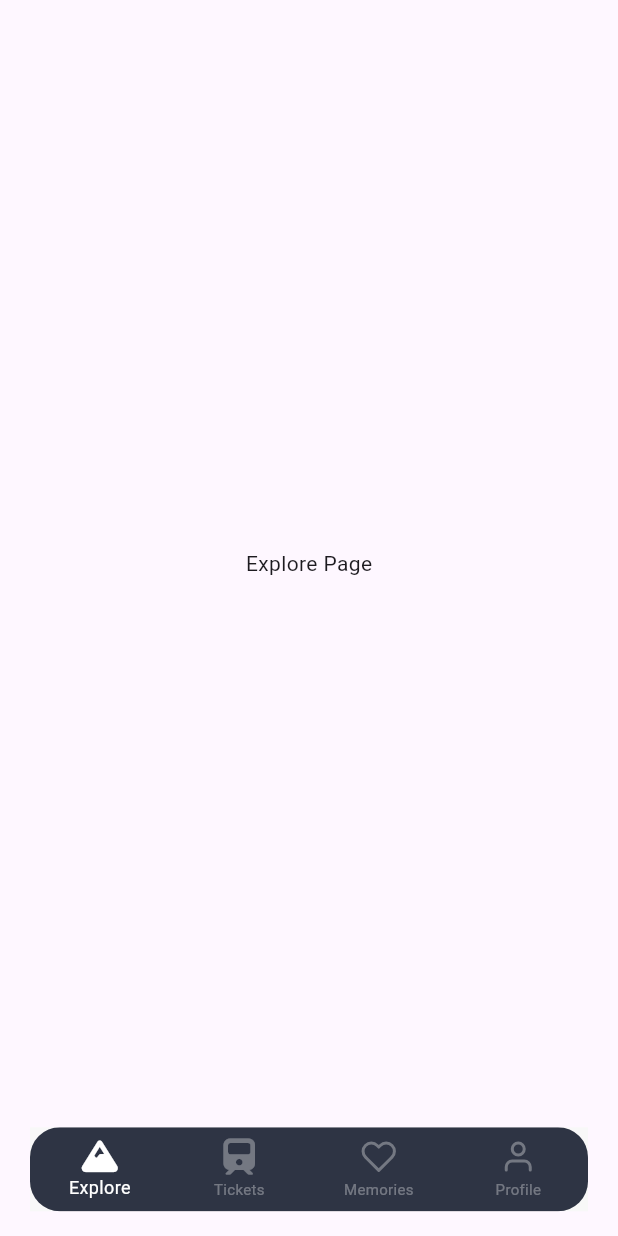
After one commit to Utkarsh4517/nomadic, a Flutter app: the NavBar screen opened directly, on a phone screen of 412 x 824 dp. The commit adds this screen. Run offline on Flutter 3.47's test engine with Material 2 defaults, Android fonts, the phone set to English and light mode, and no system bars; our stand-ins replace appwrite, bloc, feather_icons, flutter_bloc, font_awesome_flutter, google_fonts; statements that could not run were skipped.

Commit message:
created routes, navigation, and basic pages

```diff
--- a/lib/features/auth/repo/auth_repo.dart
+++ b/lib/features/auth/repo/auth_repo.dart
@@ -21,9 +21,9 @@ class AuthServive extends ChangeNotifier {
   // Getter methods
   User get currentUser => _currentUser;
   AuthStatus get status => _status;
-  String? get username => _currentUser?.name;
-  String? get email => _currentUser?.email;
-  String? get userid => _currentUser?.$id;
+  String? get username => _currentUser.name;
+  String? get email => _currentUser.email;
+  String? get userid => _currentUser.$id;
 
   // Constructor
   AuthServive() {
--- a/lib/features/auth/ui/login_screen.dart
+++ b/lib/features/auth/ui/login_screen.dart
@@ -7,6 +7,7 @@ import 'package:nomadic/features/auth/repo/auth_repo.dart';
 import 'package:nomadic/features/auth/widgets/auth_text_field.dart';
 import 'package:nomadic/features/auth/widgets/full_size_button.dart';
 import 'package:nomadic/features/auth/widgets/login_page_bold_text.dart';
+import 'package:nomadic/features/navbar/ui/nav_bar.dart';
 import 'package:provider/provider.dart';
 
 class LogInScreen extends StatefulWidget {
@@ -43,6 +44,8 @@ class _LogInScreenState extends State<LogInScreen> {
         password: passwordTextController.text,
       );
       Navigator.pop(context);
+      Navigator.pushReplacement(
+          context, MaterialPageRoute(builder: (context) => const NavBar()));
     } on AppwriteException catch (e) {
       Navigator.pop(context);
       showAlert(title: 'Login failed', text: e.message.toString());
--- /dev/null
+++ b/lib/features/explore/ui/explore_page.dart
@@ -0,0 +1,19 @@
+import 'package:flutter/material.dart';
+
+class ExplorePage extends StatefulWidget {
+  const ExplorePage({super.key});
+
+  @override
+  State<ExplorePage> createState() => _ExplorePageState();
+}
+
+class _ExplorePageState extends State<ExplorePage> {
+  @override
+  Widget build(BuildContext context) {
+    return const Scaffold(
+      body: Center(
+        child: Text('Explore Page'),
+      ),
+    );
+  }
+}
--- /dev/null
+++ b/lib/features/navbar/bloc/nav_bar_bloc.dart
@@ -0,0 +1,18 @@
+import 'dart:async';
+
+import 'package:bloc/bloc.dart';
+import 'package:meta/meta.dart';
+
+part 'nav_bar_event.dart';
+part 'nav_bar_state.dart';
+
+class NavBarBloc extends Bloc<NavBarEvent, NavBarState> {
+  NavBarBloc() : super(const NavBarInitial(tabIndex: 0)) {
+    on<TabChangeEvent>(tabChangeEvent);
+  }
+
+  FutureOr<void> tabChangeEvent(
+      TabChangeEvent event, Emitter<NavBarState> emit) {
+    emit(NavBarInitial(tabIndex: event.tabIndex));
+  }
+}
--- /dev/null
+++ b/lib/features/navbar/bloc/nav_bar_event.dart
@@ -0,0 +1,11 @@
+part of 'nav_bar_bloc.dart';
+
+@immutable
+sealed class NavBarEvent {}
+
+class TabChangeEvent extends NavBarEvent {
+  final int tabIndex;
+  TabChangeEvent({
+    required this.tabIndex,
+  });
+}
--- /dev/null
+++ b/lib/features/navbar/bloc/nav_bar_state.dart
@@ -0,0 +1,12 @@
+part of 'nav_bar_bloc.dart';
+
+@immutable
+sealed class NavBarState {
+  final int tabIndex;
+
+  const NavBarState({required this.tabIndex});
+}
+
+final class NavBarInitial extends NavBarState {
+  const NavBarInitial({required super.tabIndex});
+}
--- /dev/null
+++ b/lib/features/navbar/ui/nav_bar.dart
@@ -0,0 +1,94 @@
+import 'package:feather_icons/feather_icons.dart';
+import 'package:flutter/material.dart';
+import 'package:flutter_bloc/flutter_bloc.dart';
+import 'package:font_awesome_flutter/font_awesome_flutter.dart';
+import 'package:nomadic/constants/dimensions.dart';
+import 'package:nomadic/features/explore/ui/explore_page.dart';
+import 'package:nomadic/features/memories/ui/memories_page.dart';
+import 'package:nomadic/features/navbar/bloc/nav_bar_bloc.dart';
+import 'package:nomadic/features/profile/ui/profile_page.dart';
+import 'package:nomadic/features/tickets/ui/tickets_page.dart';
+
+class NavBar extends StatefulWidget {
+  const NavBar({super.key});
+
+  @override
+  State<NavBar> createState() => _NavBarState();
+}
+
+class _NavBarState extends State<NavBar> {
+  final PageController _pageController = PageController();
+  @override
+  Widget build(BuildContext context) {
+    List<BottomNavigationBarItem> bottomNavItems = <BottomNavigationBarItem>[
+      const BottomNavigationBarItem(
+          icon: Icon(
+            FontAwesomeIcons.mountain,
+          ),
+          label: 'Explore'),
+      const BottomNavigationBarItem(
+          icon: Icon(
+            FontAwesomeIcons.train,
+          ),
+          label: 'Tickets'),
+      const BottomNavigationBarItem(
+          icon: Icon(
+            FeatherIcons.heart,
+          ),
+          label: 'Memories'),
+      const BottomNavigationBarItem(
+          icon: Icon(
+            FeatherIcons.user,
+          ),
+          label: 'Profile'),
+    ];
+
+    const List<Widget> bottomNavScreen = <Widget>[
+      ExplorePage(),
+      TicketsPage(),
+      MemoriesPage(),
+      ProfilePage(),
+    ];
+    final navBarBloc = NavBarBloc();
+    return BlocConsumer<NavBarBloc, NavBarState>(
+      bloc: navBarBloc,
+      listener: (context, state) {},
+      builder: (context, state) {
+        return Scaffold(
+          body: PageView(
+            physics: const NeverScrollableScrollPhysics(),
+            controller: _pageController,
+            onPageChanged: (index) {
+              navBarBloc.add(TabChangeEvent(tabIndex: index));
+            },
+            children: bottomNavScreen,
+          ),
+          bottomNavigationBar: Container(
+            color: const Color.fromARGB(255, 248, 248, 248),
+            margin: const EdgeInsets.symmetric(horizontal: 20)
+                .copyWith(bottom: getScreenheight(context) * 0.02),
+            child: ClipRRect(
+              borderRadius: BorderRadius.circular(20),
+              child: BottomNavigationBar(
+                backgroundColor: const Color.fromARGB(255, 46, 52, 68),
+                items: bottomNavItems,
+                currentIndex: state.tabIndex,
+                selectedItemColor: Colors.white,
+                // unselectedItemColor: Colors.white,
+                elevation: 10,
+                selectedFontSize: 12,
+                unselectedFontSize: 10,
+                type: BottomNavigationBarType.fixed,
+                // selectedItemColor: blackColor,
+                unselectedItemColor: Colors.white.withAlpha(85),
+                onTap: (index) {
+                  _pageController.jumpToPage(index);
+                },
+              ),
+            ),
+          ),
+        );
+      },
+    );
+  }
+}
--- a/pubspec.yaml
+++ b/pubspec.yaml
@@ -41,6 +41,8 @@ dependencies:
   google_fonts: ^6.1.0
   feather_icons: ^1.2.0
   font_awesome_flutter: ^10.5.0
+  bloc: ^8.1.2
+  flutter_bloc: ^8.1.3
 
 dev_dependencies:
   flutter_test:
```
Also changed, not shown: lib/features/Routes/route_generator.dart (added, +30 -0 lines), lib/features/auth/ui/auth_screen.dart (+0 -7 lines), lib/features/auth/ui/register_screen.dart (+7 -0 lines), lib/features/home/ui/home_screen.dart (deleted, +0 -23 lines), lib/features/memories/ui/memories_page.dart (added, +20 -0 lines), lib/features/profile/ui/profile_page.dart (added, +19 -0 lines), lib/features/tickets/ui/tickets_page.dart (added, +19 -0 lines), lib/main.dart (+10 -12 lines), pubspec.lock.
